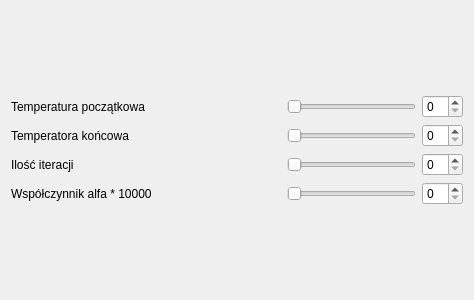
cadisrmz/RouteFinder, file gui/params/paramssimann.ui: the form before one commit.
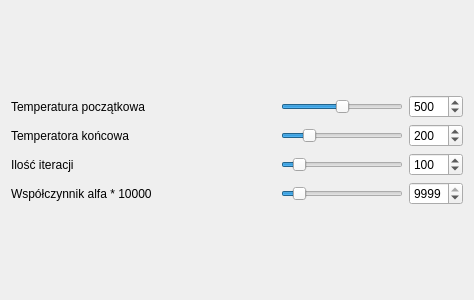
The form after the commit.

What changed in the file:
```diff
--- a/gui/params/paramssimann.ui
+++ b/gui/params/paramssimann.ui
@@ -38,13 +38,35 @@
      </item>
      <item row="0" column="2">
       <widget class="QSlider" name="t0slider">
+       <property name="maximum">
+        <number>1000</number>
+       </property>
+       <property name="singleStep">
+        <number>10</number>
+       </property>
+       <property name="pageStep">
+        <number>100</number>
+       </property>
+       <property name="value">
+        <number>500</number>
+       </property>
        <property name="orientation">
         <enum>Qt::Horizontal</enum>
        </property>
       </widget>
      </item>
      <item row="0" column="3">
-      <widget class="QSpinBox" name="t0box"/>
+      <widget class="QSpinBox" name="t0box">
+       <property name="maximum">
+        <number>1000</number>
+       </property>
+       <property name="singleStep">
+        <number>10</number>
+       </property>
+       <property name="value">
+        <number>500</number>
+       </property>
+      </widget>
      </item>
      <item row="1" column="0">
       <widget class="QLabel" name="label_2">
@@ -68,13 +90,32 @@
      </item>
      <item row="1" column="2">
       <widget class="QSlider" name="tkslider">
+       <property name="maximum">
+        <number>1000</number>
+       </property>
+       <property name="singleStep">
+        <number>10</number>
+       </property>
+       <property name="value">
+        <number>200</number>
+       </property>
        <property name="orientation">
         <enum>Qt::Horizontal</enum>
        </property>
       </widget>
      </item>
      <item row="1" column="3">
-      <widget class="QSpinBox" name="tkbox"/>
+      <widget class="QSpinBox" name="tkbox">
+       <property name="maximum">
+        <number>1000</number>
+       </property>
+       <property name="singleStep">
+        <number>10</number>
+       </property>
+       <property name="value">
+        <number>200</number>
+       </property>
+      </widget>
      </item>
      <item row="2" column="0">
       <widget class="QLabel" name="label_3">
@@ -98,13 +139,32 @@
      </item>
      <item row="2" column="2">
       <widget class="QSlider" name="iterslider">
+       <property name="maximum">
+        <number>1000</number>
+       </property>
+       <property name="singleStep">
+        <number>10</number>
+       </property>
+       <property name="value">
+        <number>100</number>
+       </property>
        <property name="orientation">
         <enum>Qt::Horizontal</enum>
        </property>
       </widget>
      </item>
      <item row="2" column="3">
-      <widget class="QSpinBox" name="iterbox"/>
+      <widget class="QSpinBox" name="iterbox">
+       <property name="maximum">
+        <number>1000</number>
+       </property>
+       <property name="singleStep">
+        <number>10</number>
+       </property>
+       <property name="value">
+        <number>100</number>
+       </property>
+      </widget>
      </item>
      <item row="3" column="0">
       <widget class="QLabel" name="label_4">
@@ -128,13 +188,32 @@
      </item>
      <item row="3" column="2">
       <widget class="QSlider" name="alfaslider">
+       <property name="maximum">
+        <number>9999</number>
+       </property>
+       <property name="singleStep">
+        <number>10</number>
+       </property>
+       <property name="value">
+        <number>999</number>
+       </property>
        <property name="orientation">
         <enum>Qt::Horizontal</enum>
        </property>
       </widget>
      </item>
      <item row="3" column="3">
-      <widget class="QSpinBox" name="alfabox"/>
+      <widget class="QSpinBox" name="alfabox">
+       <property name="maximum">
+        <number>9999</number>
+       </property>
+       <property name="singleStep">
+        <number>10</number>
+       </property>
+       <property name="value">
+        <number>9999</number>
+       </property>
+      </widget>
      </item>
     </layout>
    </item>
```
